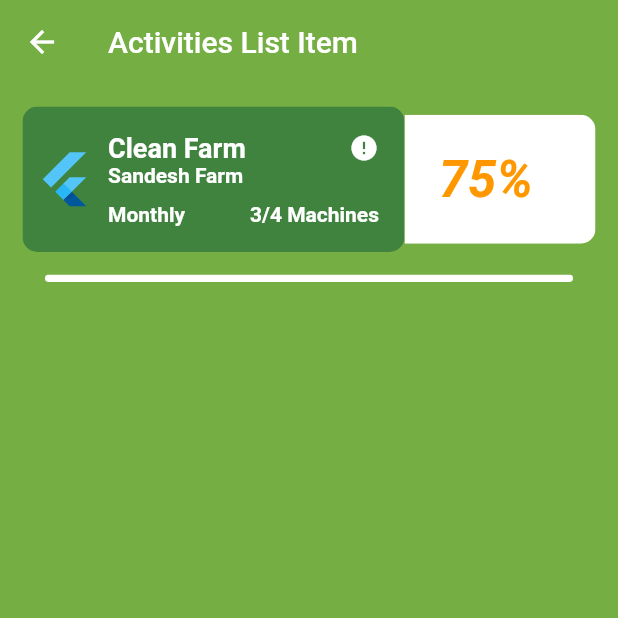
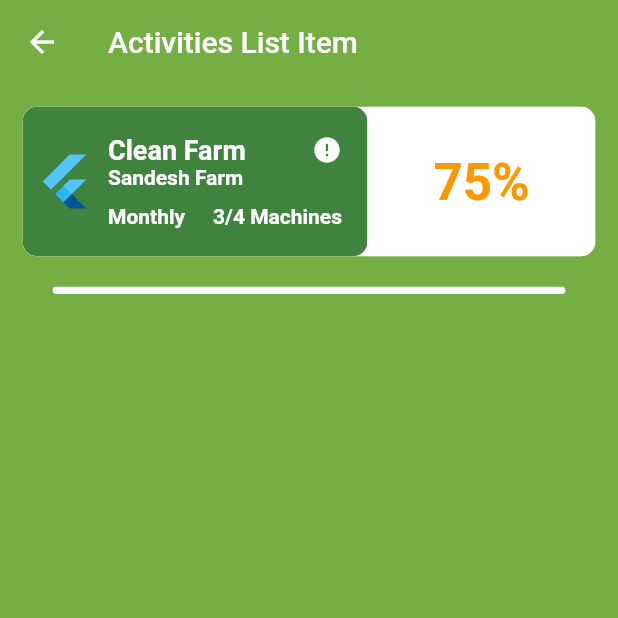
Before and after one commit to dhruvashastri12/fluter_verify_mobile_number, a Flutter app: the screen it shows after launch, after a tap on "Activity List Item", on a phone screen of 412 x 824 dp, the top half of it. Run offline on Flutter 3.47's test engine with Material 2 defaults, Android fonts, the phone set to English and light mode, and no system bars.

Commit message:
Activities list item code refactor

```diff
--- a/lib/Screens/activities_list_item.dart
+++ b/lib/Screens/activities_list_item.dart
@@ -8,7 +8,7 @@ class ActivitiesListItem extends StatelessWidget {
       appBar: AppBar(
         title: Text('Activities List Item'),
         elevation: 0.0,
-        backgroundColor: Color(0XFF75AE43),
+        backgroundColor: Color(0XFF75AE43), // Default light green background color
       ),
       body: ActivitiesListItemRow(),
     );
@@ -22,14 +22,20 @@ class ActivitiesListItemRow extends StatelessWidget {
       padding: const EdgeInsets.all(15.0),
       child: Column(
         children: [
-          Row(
+          ClipRRect(
+            borderRadius: BorderRadius.circular(10),
+            child: Container(
+              height: 100,
+              color: Colors.white,
+              child: Row(
                 children: [
-              Expanded(
-                flex: 2,
+                  Container(
+                    height: 100,
+                    width: 230,
                     child: ClipRRect(
                       borderRadius: BorderRadius.circular(10),
                       child: Container(
-                                    color: Color(0XFF40833E),
+                        color: Color(0XFF40833E), // Dark green background
                         child: Padding(
                           padding: const EdgeInsets.all(8.0),
                           child: Row(
@@ -43,54 +49,37 @@ class ActivitiesListItemRow extends StatelessWidget {
                                 child: Padding(
                                   padding: const EdgeInsets.all(9.0),
                                   child: Column(
-                                crossAxisAlignment: CrossAxisAlignment.start,
+                                    crossAxisAlignment:
+                                        CrossAxisAlignment.start,
                                     mainAxisSize: MainAxisSize.min,
                                     children: [
                                       Row(
-                                    mainAxisAlignment: MainAxisAlignment.spaceBetween,
+                                        mainAxisAlignment:
+                                            MainAxisAlignment.spaceBetween,
                                         children: [
-                                      Text(
-                                        'Clean Farm',
-                                        style: TextStyle(
-                                            color: Colors.white,
-                                            fontSize: 18.0,
-                                            fontWeight: FontWeight.bold),
-                                      ),
-                                      Icon(
+                                          ListItemText('Clean Farm', Colors.white, 18, FontWeight.bold, null),
+                                          GestureDetector(
+                                            child: Icon(
                                               Icons.error,
                                               size: 20.0,
                                               color: Colors.white,
+                                            ),
+                                            onTap: () {
+                                              debugPrint('info button clicked');
+                                            },
                                           )
                                         ],
                                       ),
-                                  Text(
-                                    'Sandesh Farm',
-                                    textAlign: TextAlign.left,
-                                    style: TextStyle(
-                                        color: Colors.white,
-                                        fontSize: 14.0,
-                                        fontWeight: FontWeight.bold),
-                                  ),
+                                      ListItemText('Sandesh Farm', Colors.white, 14, FontWeight.bold, null),
                                       SizedBox(
                                         height: 10.0,
                                       ),
                                       Row(
-                                    mainAxisAlignment: MainAxisAlignment.spaceBetween,
+                                        mainAxisAlignment:
+                                            MainAxisAlignment.spaceBetween,
                                         children: [
-                                      Text(
-                                        'Monthly',
-                                        style: TextStyle(
-                                            color: Colors.white,
-                                            fontSize: 14.0,
-                                            fontWeight: FontWeight.bold),
-                                      ),
-                                      Text(
-                                        '3/4 Machines',
-                                        style: TextStyle(
-                                            color: Colors.white,
-                                            fontSize: 14.0,
-                                            fontWeight: FontWeight.bold),
-                                      ),
+                                          ListItemText('Monthly', Colors.white, 14, FontWeight.bold, null),
+                                          ListItemText('3/4 Machines', Colors.white, 14, FontWeight.bold, null),
                                         ],
                                       )
                                     ],
@@ -104,29 +93,54 @@ class ActivitiesListItemRow extends StatelessWidget {
                     ),
                   ),
                   Expanded(
-                flex: 1,
                     child: ClipRRect(
-                  borderRadius: BorderRadius.only(topRight: Radius.circular(10), bottomRight: Radius.circular(10)),
+                      borderRadius: BorderRadius.only(
+                          topRight: Radius.circular(10),
+                          bottomRight: Radius.circular(10)),
                       child: Container(
+                        height: 100,
                         color: Colors.white,
-                    padding: EdgeInsets.all(23.0),
-                    child: Text(
-                      '75%',
-                      style: TextStyle(color: Colors.orange, fontSize: 34.0, fontWeight: FontWeight.bold, fontStyle: FontStyle.italic),
+                        child: Center(
+                          child: ListItemText('75%', Colors.orange, 34, FontWeight.bold, FontStyle.italic)
                         ),
                       ),
                     ),
                   )
                 ],
               ),
+            ),
+          ),
           Padding(
-            padding: const EdgeInsets.all(15.0),
+              padding: const EdgeInsets.all(20),
               child: ClipRRect(
                   borderRadius: BorderRadius.circular(10),
-              child: Container(height: 5, color: Colors.white,))
-          )
+                  child: Container(
+                    height: 5,
+                    color: Colors.white,
+                  )))
         ],
       ),
     );
   }
 }
+
+class ListItemText extends StatelessWidget {
+  final String itemText;
+  final Color itemTextColor;
+  final double itemTextSize;
+  final FontWeight itemTextWeight;
+  final FontStyle itemTextStyle;
+
+  ListItemText(this.itemText, this.itemTextColor, this.itemTextSize, this.itemTextWeight, this.itemTextStyle);
+
+  @override
+  Widget build(BuildContext context) {
+    return Text(
+      itemText,
+      style: TextStyle(
+          color: itemTextColor,
+          fontSize: itemTextSize,
+          fontWeight: FontWeight.bold),
+    );
+  }
+}
--- a/lib/main.dart
+++ b/lib/main.dart
@@ -106,6 +106,26 @@ class ScreenStack extends StatelessWidget {
                   ));
             }
         ),
+        SizedBox(height: 15.0,),
+        RaisedButton(
+            color: Color(0XFFFDCA44),
+            textColor: Color(0XFF231F20),
+            child: Text(
+              "Intro Pageview",
+              style: TextStyle(fontSize: 26.0, fontWeight: FontWeight.bold),
+            ),
+            shape: RoundedRectangleBorder(
+              borderRadius: BorderRadius.circular(30.0),
+            ),
+            padding: EdgeInsets.fromLTRB(35.0, 10.0, 35.0, 10.0),
+            onPressed: () {
+              Navigator.push(
+                  context,
+                  MaterialPageRoute(
+                    builder: (context) => ActivitiesListItem(),
+                  ));
+            }
+        ),
         SizedBox(height: 15.0,)
 
       ],
```
Lines whose indentation alone changed are shown as unchanged.
